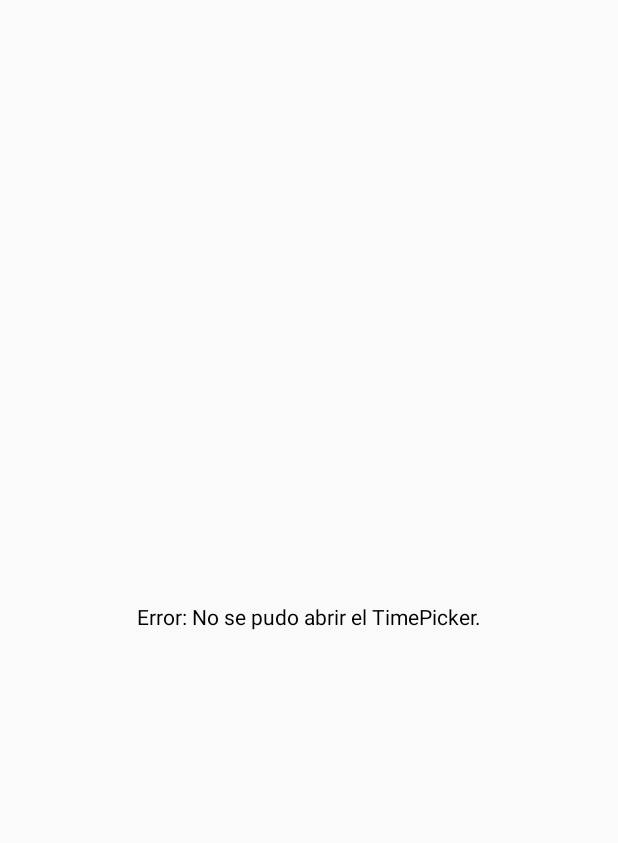
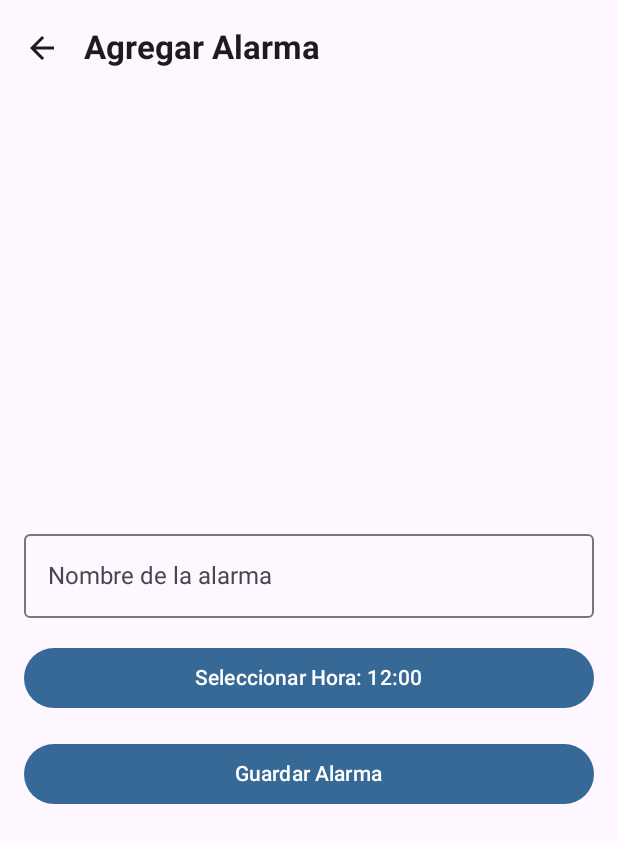
Before and after one commit to AdairORM/MedicHealthRxProyecto, an Android app built with Jetpack Compose: the AddEditAlarmScreen screen opened through its navigation route, on a phone screen of 412 x 824 dp. Before the commit the part shown is almost empty. Shown: the top 843 px of the screen. Run offline under Robolectric (Android 15) with nearby library versions, the phone set to English and light mode, and no system bars; our stand-ins replace Room's generated code.

Commit message:
Se agrega la alarma y la hora de manera correcta

```diff
--- a/app/src/main/AndroidManifest.xml
+++ b/app/src/main/AndroidManifest.xml
@@ -6,9 +6,9 @@
         android:allowBackup="true"
         android:dataExtractionRules="@xml/data_extraction_rules"
         android:fullBackupContent="@xml/backup_rules"
-        android:icon="@mipmap/ic_launcher"
+        android:icon="@drawable/logo"
         android:label="@string/app_name"
-        android:roundIcon="@mipmap/ic_launcher_round"
+        android:roundIcon="@drawable/logo"
         android:supportsRtl="true"
         android:theme="@style/Theme.MedicHealthRxProyecto"
         tools:targetApi="31">
--- a/app/src/main/java/com/example/medichealthrx/MainActivity.kt
+++ b/app/src/main/java/com/example/medichealthrx/MainActivity.kt
@@ -1,14 +1,25 @@
 package com.example.medichealthrx
+
 import android.os.Bundle
 import androidx.activity.ComponentActivity
 import androidx.activity.compose.setContent
+import androidx.fragment.app.FragmentActivity
+import androidx.core.view.WindowCompat
 import com.example.medichealthrx.ui.ui.AppNavHost
+import com.example.medichealthrx.ui.ui.theme.MedicHealthRxTheme
 
-class MainActivity : ComponentActivity() {
+class MainActivity : FragmentActivity() { // Cambiar a FragmentActivity
     override fun onCreate(savedInstanceState: Bundle?) {
         super.onCreate(savedInstanceState)
+
+        // Permitir que el contenido ocupe toda la pantalla
+        WindowCompat.setDecorFitsSystemWindows(window, false)
+
         setContent {
-            AppNavHost()
+            MedicHealthRxTheme {
+                // Pasar el FragmentManager a AppNavHost
+                AppNavHost(fragmentManager = supportFragmentManager)
+            }
         }
     }
 }
--- a/app/src/main/java/com/example/medichealthrx/ui/ui/AppNavHost.kt
+++ b/app/src/main/java/com/example/medichealthrx/ui/ui/AppNavHost.kt
@@ -1,60 +1,43 @@
 package com.example.medichealthrx.ui.ui
 
-import android.util.Log
 import androidx.compose.foundation.layout.Box
 import androidx.compose.foundation.layout.fillMaxSize
 import androidx.compose.material3.Text
 import androidx.compose.runtime.Composable
 import androidx.compose.ui.Alignment
 import androidx.compose.ui.Modifier
-import androidx.compose.ui.platform.LocalContext
-import androidx.lifecycle.viewmodel.compose.viewModel
+import androidx.fragment.app.FragmentManager
 import androidx.navigation.NavHostController
 import androidx.navigation.compose.NavHost
 import androidx.navigation.compose.composable
 import androidx.navigation.compose.rememberNavController
-import com.example.medichealthrx.data.database.AlarmDatabase
 import com.example.medichealthrx.ui.ui.screens.AddEditAlarmScreen
 import com.example.medichealthrx.ui.ui.screens.LoginScreen
 import com.example.medichealthrx.ui.ui.screens.MainScreen
 import com.example.medichealthrx.viewmodel.MainViewModel
 import com.example.medichealthrx.viewmodel.MainViewModelFactory
+import androidx.lifecycle.viewmodel.compose.viewModel
+import com.example.medichealthrx.data.database.AlarmDatabase
 
 @Composable
-fun AppNavHost(navController: NavHostController = rememberNavController()) {
-    val context = LocalContext.current
-
-    // Verificar si el contexto es una FragmentActivity para obtener el FragmentManager
-    val fragmentManager = (context as? androidx.fragment.app.FragmentActivity)?.supportFragmentManager
-
-    if (fragmentManager == null) {
-        // Log para depuración si el FragmentManager es nulo
-        Log.e("AppNavHost", "El FragmentManager es nulo. Context: ${context::class.java.name}")
-    } else {
-        // Log para verificar que el FragmentManager es válido
-        Log.i("AppNavHost", "FragmentManager inicializado correctamente.")
-    }
-
-    // Inicializar el DAO y el ViewModel
+fun AppNavHost(
+    navController: NavHostController = rememberNavController(),
+    fragmentManager: FragmentManager // Recibe el FragmentManager de la actividad
+) {
+    // Configurar el ViewModel con Room
+    val context = androidx.compose.ui.platform.LocalContext.current
     val alarmDao = AlarmDatabase.getInstance(context).alarmDao
     val viewModel: MainViewModel = viewModel(factory = MainViewModelFactory(alarmDao))
 
     NavHost(navController = navController, startDestination = "login_screen") {
-        composable("login_screen") { LoginScreen(navController) }
-        composable("main_screen") { MainScreen(navController, viewModel) }
+        composable("login_screen") {
+            LoginScreen(navController)
+        }
+        composable("main_screen") {
+            MainScreen(navController, viewModel)
+        }
         composable("add_alarm") {
-            if (fragmentManager != null) {
-                AddEditAlarmScreen(navController, viewModel, fragmentManager)
-            }
-            else {
-                // Mostrar mensaje en la UI si no se puede abrir el TimePicker
-                Box(
-                    modifier = Modifier.fillMaxSize(),
-                    contentAlignment = Alignment.Center
-                ) {
-                    Text("Error: No se pudo abrir el TimePicker.")
-                }
-            }
+            AddEditAlarmScreen(navController, viewModel, context = context)
         }
     }
 }
```
Also changed, not shown: app/src/main/java/com/example/medichealthrx/ui/ui/screens/AddEditAlarmScreen.kt (+22 -57 lines).
